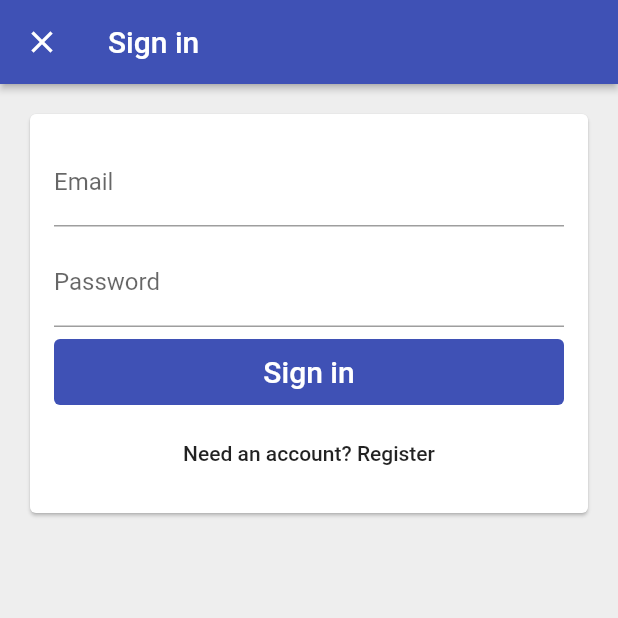
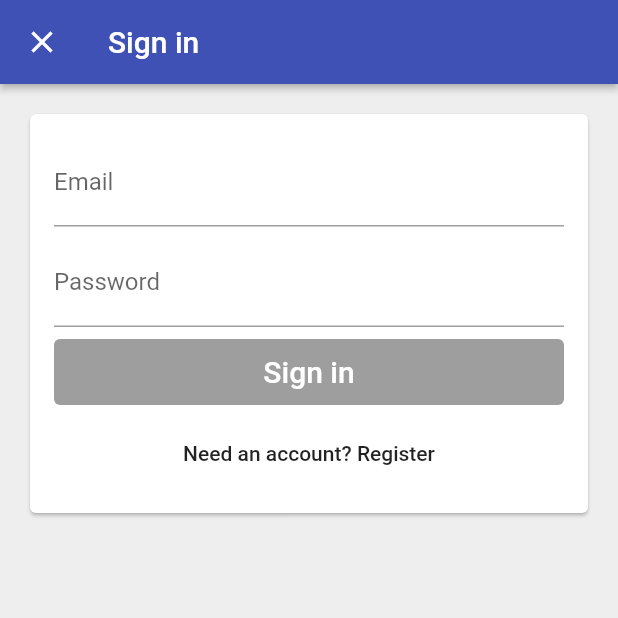
Before and after one commit to sergey19941201/TimeTrackerFlutterCourse, a Flutter app: the screen it shows after launch, after a tap on "Sign in with email", on a phone screen of 412 x 824 dp, the top half of it. Run offline on Flutter 3.47's test engine with Material 2 defaults, Android fonts, the phone set to English and light mode, and no system bars; accounts and stored records are empty.

Commit message:
button disabledColor

```diff
--- a/lib/common_widgets/custom_raised_button.dart
+++ b/lib/common_widgets/custom_raised_button.dart
@@ -22,7 +22,7 @@ class CustomRaisedButton extends StatelessWidget {
       child: RaisedButton(
         child: child,
         color: color,
-        disabledColor: color,
+        disabledColor: Colors.grey,
         shape: RoundedRectangleBorder(
             borderRadius: BorderRadius.all(
           Radius.circular(borderRadius),
```
